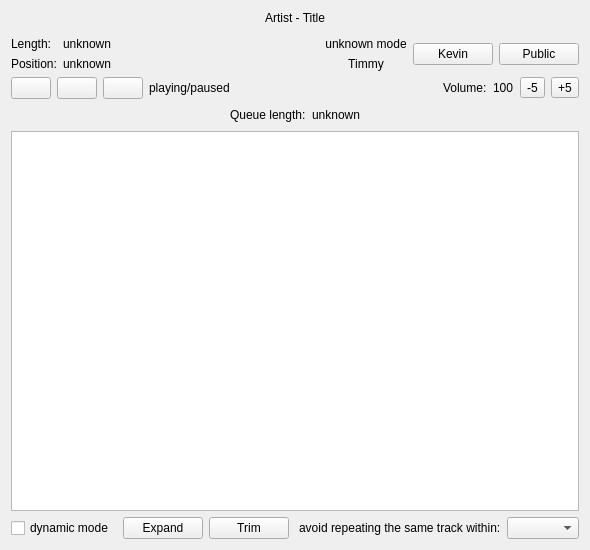
Qt form src/gui-remote/mainwidget.ui (hyperquantum/PMP) before a commit.
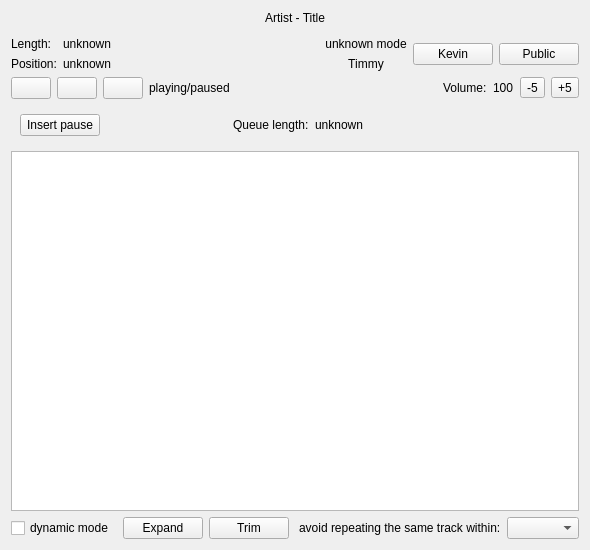
The same form after that commit. Icons and pictures are not drawn. Custom widgets are drawn as their Qt base class.

Commit message: Added the ability to insert a breakpoint (pause) into the queue. Needs more polishing.

Patch:
```diff
--- a/src/gui-remote/mainwidget.ui
+++ b/src/gui-remote/mainwidget.ui
@@ -230,6 +230,16 @@
    <item>
     <layout class="QHBoxLayout" name="horizontalLayout">
      <item>
+      <widget class="QFrame" name="horizontalFrame">
+       <layout class="QHBoxLayout" name="horizontalLayout_5">
+        <item>
+         <widget class="QPushButton" name="insertPauseButton">
+          <property name="text">
+           <string>Insert pause</string>
+          </property>
+         </widget>
+        </item>
+        <item>
       <spacer name="horizontalSpacer">
        <property name="orientation">
         <enum>Qt::Horizontal</enum>
@@ -241,6 +251,9 @@
         </size>
        </property>
       </spacer>
+        </item>
+       </layout>
+      </widget>
      </item>
      <item>
       <widget class="QLabel" name="queueLengthLabel">
```
Lines whose indentation alone changed are shown as unchanged. The commit also changes 13 other files.
